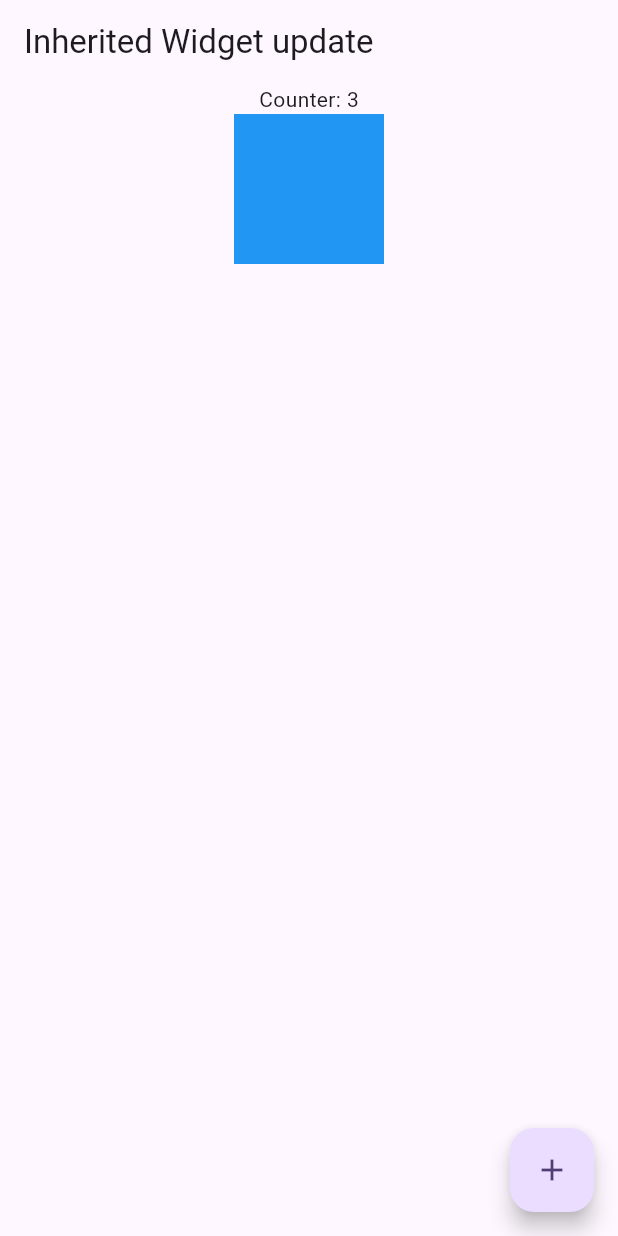
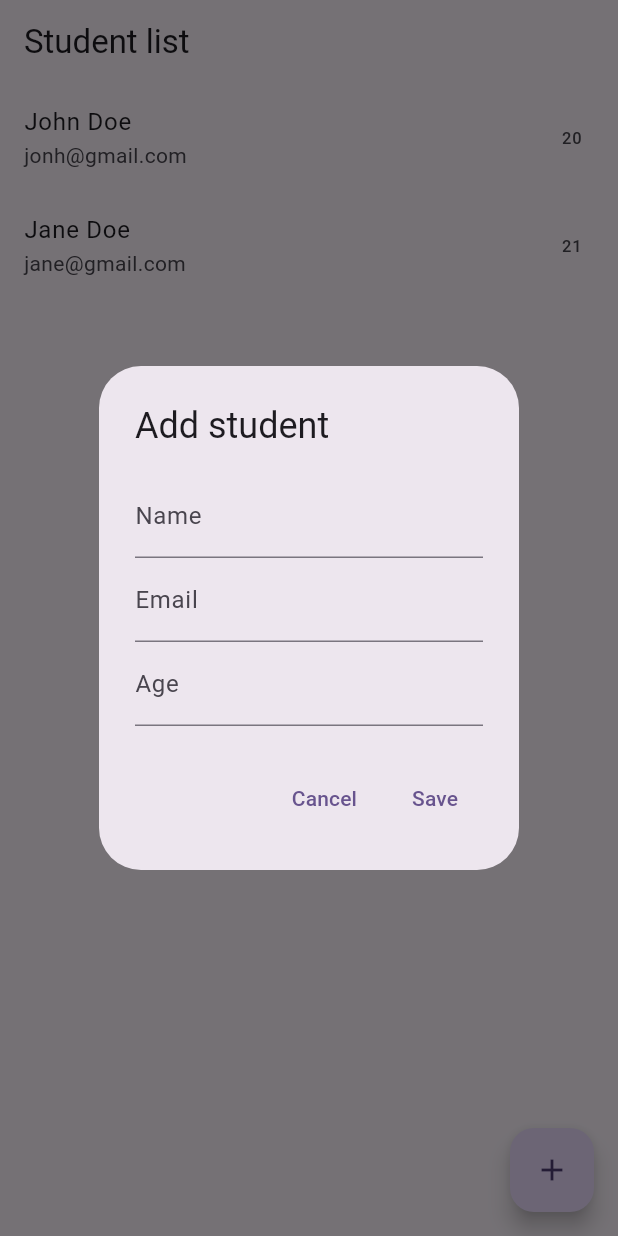
Before and after one commit to chornthorn/instinct-state-demo-app, a Flutter app: the screen it shows after launch, after a tap on the "add" icon, on a phone screen of 412 x 824 dp. Run offline on Flutter 3.47's test engine with Material 3 defaults, Android fonts, the phone set to English and light mode, and no system bars; our stand-ins replace equatable.

Commit message:
feat: Add student provider

```diff
--- /dev/null
+++ b/lib/inherit/user_provider.dart
@@ -0,0 +1,16 @@
+import 'package:flutter/widgets.dart';
+
+class UserProvider extends InheritedWidget {
+  final Widget child;
+  final String name;
+
+  UserProvider({
+    required this.child,
+    required this.name,
+  }) : super(child: child);
+
+  @override
+  bool updateShouldNotify(covariant UserProvider oldWidget) {
+    return name != oldWidget.name;
+  }
+}
--- a/lib/main.dart
+++ b/lib/main.dart
@@ -1,14 +1,33 @@
 import 'package:flutter/material.dart';
-import 'package:flutter_state_app/inherit/counter_provider.dart';
+import 'package:flutter_state_app/models/app_config.dart';
 import 'package:flutter_state_app/pages/home_page.dart';
-
-import 'providers/counter_change_notifier.dart';
+import 'package:flutter_state_app/pages/student_page.dart';
+import 'package:flutter_state_app/providers/person_provider.dart';
+import 'package:flutter_state_app/providers/student_provider.dart';
+import 'package:provider/provider.dart';
 
 void main() {
   runApp(
-    CounterProvider(
-      notifier: CounterNotifier(), // initialize the provider
-      appName: 'Inherited Widget update',
+    // Provider<PersonProvider>(
+    //   create: (context) => PersonProvider(),
+    //   child: Provider<StudentProvider>(
+    //     create: (context) => StudentProvider(),
+    //     child: MyApp(),
+    //   ),
+    // ),
+
+    MultiProvider(
+      providers: [
+        Provider<AppConfig>(
+          create: (context) => AppConfig(appName: "Instinct App"),
+        ),
+        ChangeNotifierProvider<PersonProvider>(
+          create: (context) => PersonProvider(),
+        ),
+        ChangeNotifierProvider<StudentProvider>(
+          create: (context) => StudentProvider(),
+        ),
+      ],
       child: MyApp(),
     ),
   );
@@ -24,7 +43,7 @@ class MyApp extends StatelessWidget {
         colorScheme: ColorScheme.fromSeed(seedColor: Colors.deepPurple),
         useMaterial3: true,
       ),
-      home: HomePage(),
+      home: StudentPage(),
     );
   }
 }
--- /dev/null
+++ b/lib/models/app_config.dart
@@ -0,0 +1,10 @@
+import 'package:equatable/equatable.dart';
+
+class AppConfig extends Equatable {
+  final String appName;
+
+  AppConfig({required this.appName});
+
+  @override
+  List<Object?> get props => [appName];
+}
--- /dev/null
+++ b/lib/models/student.dart
@@ -0,0 +1,20 @@
+import 'package:equatable/equatable.dart';
+import 'package:flutter/material.dart';
+
+@immutable
+class Student extends Equatable {
+  final int id;
+  final String name;
+  final String? email;
+  final int? age;
+
+  const Student({
+    required this.id,
+    required this.name,
+    this.email,
+    this.age,
+  });
+
+  @override
+  List<Object?> get props => [id, name, email, age];
+}
--- a/lib/pages/home_page.dart
+++ b/lib/pages/home_page.dart
@@ -1,6 +1,9 @@
 import 'package:flutter/material.dart';
+import 'package:provider/provider.dart';
 
 import '../inherit/counter_provider.dart';
+import '../models/app_config.dart';
+import '../providers/person_provider.dart';
 
 class HomePage extends StatefulWidget {
   const HomePage({super.key});
@@ -10,45 +13,18 @@ class HomePage extends StatefulWidget {
 }
 
 class _HomePageState extends State<HomePage> {
-  final TextEditingController controller = TextEditingController();
-
-  @override
-  void initState() {
-    super.initState();
-  }
-
-  @override
-  void didChangeDependencies() {
-    var counterProvider =
-        CounterProvider.of(context).notifier; // instance of CounterNotifier
-    counterProvider.addListener(onCounterChange);
-    super.didChangeDependencies();
-  }
-
-  void onCounterChange() {
-    setState(() {});
-  }
-
-  @override
-  void dispose() {
-    var counterProvider =
-        CounterProvider.of(context).notifier; // instance of CounterNotifier
-    counterProvider.removeListener(onCounterChange);
-    super.dispose();
-  }
-
   @override
   Widget build(BuildContext context) {
-    var counterProvider =
-        CounterProvider.of(context).notifier; // instance of CounterNotifier
     return Scaffold(
       appBar: AppBar(
-        title: Text(CounterProvider.of(context).appName),
+        title: Text(
+            'App Name: ${Provider.of<AppConfig>(context, listen: false).appName}'),
       ),
       body: Center(
         child: Column(
           children: [
-            Text('Counter: ${counterProvider.counter}'),
+            Text(
+                'Person name: ${Provider.of<PersonProvider>(context, listen: false).email}'),
             Container(
               height: 100,
               width: 100,
@@ -58,11 +34,7 @@ class _HomePageState extends State<HomePage> {
         ),
       ),
       floatingActionButton: FloatingActionButton(
-        onPressed: () {
-          print('Counter1: ${counterProvider.counter}');
-          counterProvider.incrementCounter = counterProvider.counter + 1;
-          print('Counter2: ${counterProvider.counter}');
-        },
+        onPressed: () {},
         child: Icon(Icons.add),
       ),
     );
--- /dev/null
+++ b/lib/pages/student_page.dart
@@ -0,0 +1,144 @@
+import 'package:flutter/material.dart';
+import 'package:flutter_state_app/providers/student_provider.dart';
+import 'package:provider/provider.dart';
+
+import '../models/student.dart';
+
+class StudentPage extends StatefulWidget {
+  const StudentPage({super.key});
+
+  @override
+  State<StudentPage> createState() => _StudentPageState();
+}
+
+class _StudentPageState extends State<StudentPage> {
+  final _nameController = TextEditingController();
+  final _emailController = TextEditingController();
+  final _ageController = TextEditingController();
+
+  @override
+  Widget build(BuildContext context) {
+    return Scaffold(
+      appBar: AppBar(
+        title: Text('Student list'),
+      ),
+      body: Consumer<StudentProvider>(
+        builder: (BuildContext context, provider, Widget? child) {
+          return ListView.builder(
+            itemCount: provider.students.length,
+            itemBuilder: (BuildContext context, int index) {
+              return ListTile(
+                title: Text(provider.students[index].name),
+                subtitle: Text(provider.students[index].email ?? ''),
+                trailing: Text(provider.students[index].age.toString()),
+              );
+            },
+          );
+        },
+      ),
+      floatingActionButton: FloatingActionButton(
+        onPressed: () {
+          _showAddStudentForm(context);
+        },
+        child: Icon(Icons.add),
+      ),
+    );
+  }
+
+  // add student form
+  void _showAddStudentForm(BuildContext context) {
+    showDialog(
+      context: context,
+      builder: (BuildContext context) {
+        return AlertDialog(
+          title: Text('Add student'),
+          content: AddStudentForm(
+            nameController: _nameController,
+            emailController: _emailController,
+            ageController: _ageController,
+          ),
+          actions: [
+            TextButton(
+              onPressed: () {
+                Navigator.of(context).pop();
+              },
+              child: Text('Cancel'),
+            ),
+            TextButton(
+              onPressed: () {
+                _addStudent(context);
+              },
+              child: Text('Save'),
+            ),
+          ],
+        );
+      },
+    );
+  }
+
+  void _addStudent(BuildContext context) {
+    final provider = Provider.of<StudentProvider>(
+      context,
+      listen: false,
+    );
+    final name = _nameController.text;
+    final email = _emailController.text;
+    final age = int.parse(_ageController.text);
+    final student = Student(
+      id: provider.students.length + 1,
+      name: name,
+      email: email,
+      age: age,
+    );
+    provider.addStudent(student);
+    Navigator.of(context).pop();
+    _clearTextField();
+  }
+
+  // clear text field
+  void _clearTextField() {
+    _nameController.clear();
+    _emailController.clear();
+    _ageController.clear();
+  }
+}
+
+class AddStudentForm extends StatelessWidget {
+  const AddStudentForm({
+    super.key,
+    required this.nameController,
+    required this.emailController,
+    required this.ageController,
+  });
+
+  final TextEditingController nameController;
+  final TextEditingController emailController;
+  final TextEditingController ageController;
+
+  @override
+  Widget build(BuildContext context) {
+    return Column(
+      mainAxisSize: MainAxisSize.min,
+      children: [
+        TextField(
+          controller: nameController,
+          decoration: const InputDecoration(
+            labelText: 'Name',
+          ),
+        ),
+        TextField(
+          controller: emailController,
+          decoration: InputDecoration(
+            labelText: 'Email',
+          ),
+        ),
+        TextField(
+          controller: ageController,
+          decoration: InputDecoration(
+            labelText: 'Age',
+          ),
+        ),
+      ],
+    );
+  }
+}
--- /dev/null
+++ b/lib/providers/person_provider.dart
@@ -0,0 +1,9 @@
+import 'package:flutter/material.dart';
+
+class PersonProvider extends ChangeNotifier {
+  String _name = 'John Doe';
+  String _email = 'jonh@gmail.com';
+
+  String get name => _name;
+  String get email => _email;
+}
--- /dev/null
+++ b/lib/providers/student_provider.dart
@@ -0,0 +1,20 @@
+import 'package:flutter/material.dart';
+
+import '../models/student.dart';
+
+class StudentProvider extends ChangeNotifier {
+  // get student from API
+
+  List<Student> _students = [
+    Student(id: 1, name: 'John Doe', email: 'jonh@gmail.com', age: 20),
+    Student(id: 2, name: 'Jane Doe', email: 'jane@gmail.com', age: 21),
+  ];
+
+  List<Student> get students => _students; // getter
+
+  void addStudent(Student student) {
+    _students.add(student);
+    // call API to add student
+    notifyListeners();
+  }
+}
--- a/pubspec.yaml
+++ b/pubspec.yaml
@@ -35,6 +35,8 @@ dependencies:
   # The following adds the Cupertino Icons font to your application.
   # Use with the CupertinoIcons class for iOS style icons.
   cupertino_icons: ^1.0.2
+  provider: ^6.1.1
+  equatable: ^2.0.5
 
 dev_dependencies:
   flutter_test:
```
Also changed, not shown: pubspec.lock.
